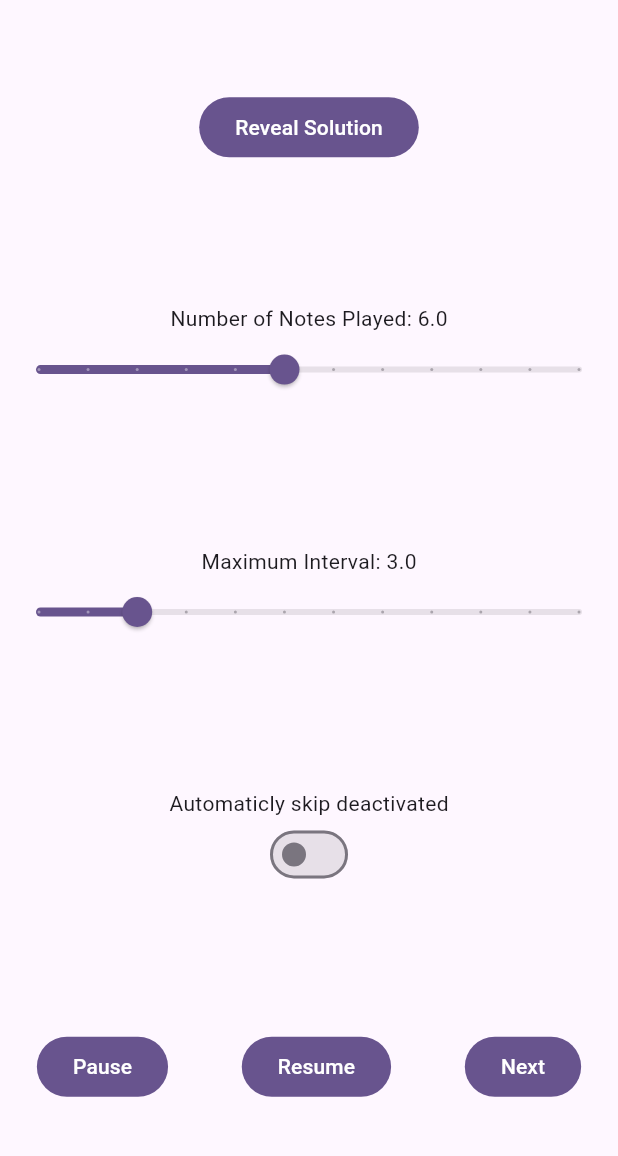
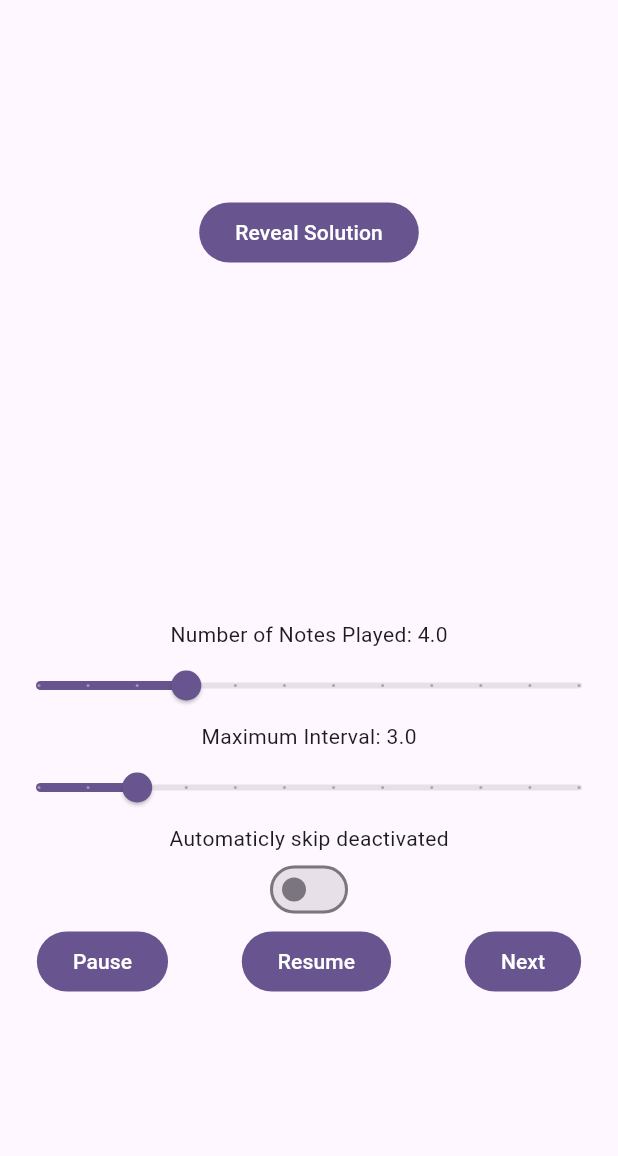
Before and after one commit to Raphael2b3/simple_perfect_pitch_trainer, a Flutter app: the screen it shows after launch, on a phone screen of 412 x 824 dp, the part 63-1219 px from its top. Run offline on Flutter 3.47's test engine with Material 3 defaults, Android fonts, the light colour scheme and no system bars; our stand-ins replace audioplayers, flutter_riverpod, numberpicker, riverpod_annotation; generated files the repository leaves out were written again.

Commit message:
better stop

```diff
--- a/lib/home_page.dart
+++ b/lib/home_page.dart
@@ -18,7 +18,7 @@ class HomePage extends ConsumerStatefulWidget {
 }
 
 class _HomePageState extends ConsumerState<HomePage> {
-  double numberOfNotes = 5;
+  double numberOfNotes = 3;
   double maxInterval = 3;
   bool autoNext = false;
   int skipTimeout = 30;
@@ -66,8 +66,7 @@ class _HomePageState extends ConsumerState<HomePage> {
           mainAxisAlignment: MainAxisAlignment.spaceAround,
           children: <Widget>[
             ChordPlayerController(),
-            Column(
-              children: [
+            Column(children: [
             Text('Number of Notes Played: ${numberOfNotes + 1}'),
             Slider(
               value: numberOfNotes,
@@ -75,16 +74,11 @@ class _HomePageState extends ConsumerState<HomePage> {
               divisions: 11,
               min: 0,
               label: (numberOfNotes + 1).round().toString(),
-                  onChanged: (v) {
-                    setState(() {
+              onChanged:
+                  (v) => setState(() {
                     numberOfNotes = v;
-                    });
-                  },
+                  }),
             ),
-              ],
-            ),
-            Column(
-              children: [
             Text('Maximum Interval: $maxInterval'),
             Slider(
               value: maxInterval,
@@ -98,10 +92,6 @@ class _HomePageState extends ConsumerState<HomePage> {
                 });
               },
             ),
-              ],
-            ),
-            Column(
-              children: [
             Text(
               autoNext
                   ? "Automaticly skip after $skipTimeout seconds"
@@ -126,16 +116,13 @@ class _HomePageState extends ConsumerState<HomePage> {
                     step: 1,
                     haptics: true,
                     onChanged:
-                            (value) =>
-                            setState(() {
+                        (value) => setState(() {
                           skipTimeout = value;
                           reInitTimer();
                         }),
                   ),
-                      Text("seconds"),
+                  const Text("seconds"),
                 ],
-                  ],
-                ),
               ],
             ),
 
@@ -146,20 +133,21 @@ class _HomePageState extends ConsumerState<HomePage> {
                   onPressed: () async {
                     await chordPlayer.pause();
                   },
-                  child: Text("Pause"),
+                  child: const Text("Pause"),
                 ),
                 FilledButton(
                   onPressed: () async {
                     chordPlayer.resume();
                   },
-                  child: Text("Resume"),
+                  child: const Text("Resume"),
                 ),
-                FilledButton(onPressed: nextChord, child: Text("Next")),
+                FilledButton(onPressed: nextChord, child: const Text("Next")),
               ],
             ),
+            ],)
           ],
         ),
-      ), // This trailing comma makes auto-formatting nicer for build methods.
+      ),
     );
   }
 }
```
Lines whose indentation alone changed are shown as unchanged.
